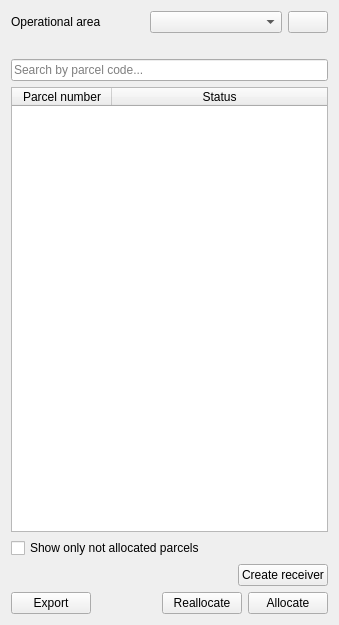
The window that asistente_ladm_col/ui/field_data_capture/base_allocate_parcels_initial_panel_widget.ui (SwissTierrasColombia/Asistente-LADM-COL) describes before a commit, drawn with Qt 5.
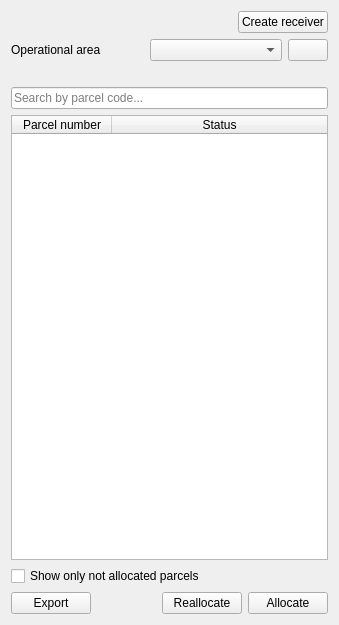
The same window after the commit. Icons and pictures are not drawn. Custom widgets are drawn as their Qt base class.

What changed in the file:
```diff
--- a/asistente_ladm_col/ui/field_data_capture/base_allocate_parcels_initial_panel_widget.ui
+++ b/asistente_ladm_col/ui/field_data_capture/base_allocate_parcels_initial_panel_widget.ui
@@ -215,7 +215,7 @@
      </item>
     </layout>
    </item>
-   <item row="4" column="0">
+   <item row="0" column="0">
     <layout class="QHBoxLayout" name="horizontalLayout_2">
      <item>
       <spacer name="horizontalSpacer_3">
```
Left out of the diff: 2 changed lines with no effect on the pictures.
